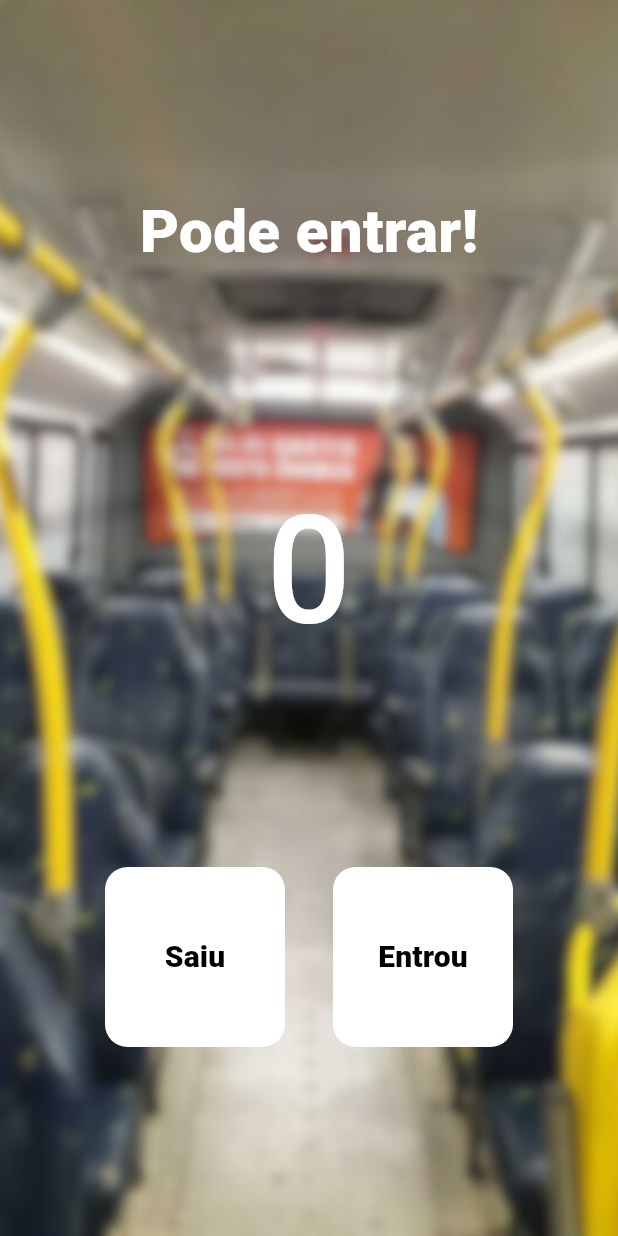
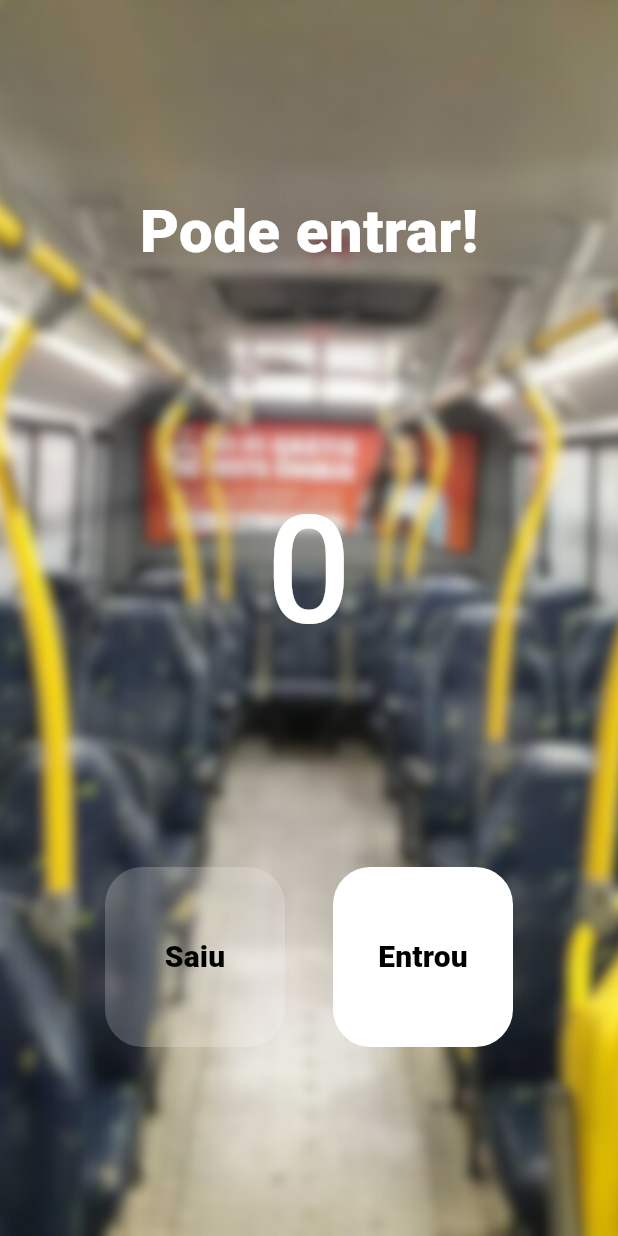
Before and after one commit to JoseGuiFerreira17/contador_onibus, a Flutter app: the screen it shows after launch, on a phone screen of 412 x 824 dp. Run offline on Flutter 3.47's test engine with Material 3 defaults, Android fonts, the phone set to English and light mode, and no system bars.

Commit message:
implementação da lógica

```diff
--- a/lib/main.dart
+++ b/lib/main.dart
@@ -16,16 +16,30 @@ class MyApp extends StatelessWidget {
   }
 }
 
-class HomePage extends StatelessWidget {
+class HomePage extends StatefulWidget {
   const HomePage({super.key});
 
+  @override
+  State<HomePage> createState() => _HomePageState();
+}
+
+class _HomePageState extends State<HomePage> {
+  int count = 0;
+
   void decrement() {
-    print("Saiu");
+    setState(() {
+      count--;
+    });
   }
 
   void increment() {
-    print("Entrou");
+    setState(() {
+      count++;
+    });
   }
+
+  bool get isEmpty => count == 0;
+  bool get isFull => count == 50;
 
   @override
   Widget build(BuildContext context) {
@@ -41,19 +55,19 @@ class HomePage extends StatelessWidget {
         child: Column(
           mainAxisAlignment: MainAxisAlignment.spaceEvenly,
           children: [
-            const Text(
-              "Pode entrar!",
-              style: TextStyle(
+            Text(
+              isFull ? "Lotado!" : "Pode entrar!",
+              style: const TextStyle(
                 fontSize: 40,
                 color: Colors.white,
                 fontWeight: FontWeight.w800,
               ),
             ),
-            const Text(
-              "0",
+            Text(
+              count.toString(),
               style: TextStyle(
                 fontSize: 100,
-                color: Colors.white,
+                color: isFull ? Colors.red : Colors.white,
                 fontWeight: FontWeight.w500,
               ),
             ),
@@ -61,13 +75,14 @@ class HomePage extends StatelessWidget {
               mainAxisAlignment: MainAxisAlignment.center,
               children: [
                 TextButton(
-                  onPressed: decrement,
+                  onPressed: isEmpty ? null : decrement,
                   style: TextButton.styleFrom(
                     foregroundColor: Colors.black,
-                    backgroundColor: Colors.white,
+                    backgroundColor:
+                        isEmpty ? Colors.white.withOpacity(0.2) : Colors.white,
                     fixedSize: const Size(120, 120),
                     shape: RoundedRectangleBorder(
-                      borderRadius: BorderRadius.circular(15),
+                      borderRadius: BorderRadius.circular(25),
                     ),
                   ),
                   child: const Text(
@@ -81,13 +96,14 @@ class HomePage extends StatelessWidget {
                 ),
                 const SizedBox(width: 32), // Add this line
                 TextButton(
-                  onPressed: increment,
+                  onPressed: isFull ? null : increment,
                   style: TextButton.styleFrom(
                     foregroundColor: Colors.black,
-                    backgroundColor: Colors.white,
+                    backgroundColor:
+                        isFull ? Colors.white.withOpacity(0.2) : Colors.white,
                     fixedSize: const Size(120, 120),
                     shape: RoundedRectangleBorder(
-                      borderRadius: BorderRadius.circular(15),
+                      borderRadius: BorderRadius.circular(25),
                     ),
                   ),
                   child: const Text(
```
